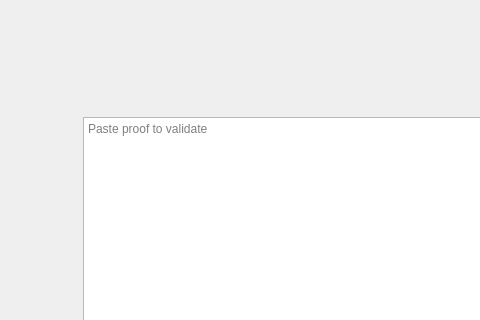
mwcproject/mwc-qt-wallet, file windows_desktop/v_validateownershipproofinput_w.ui: the form before one commit; both pictures show x 0 to 480 and y 0 to 320 of the 790 by 613 pixel window.
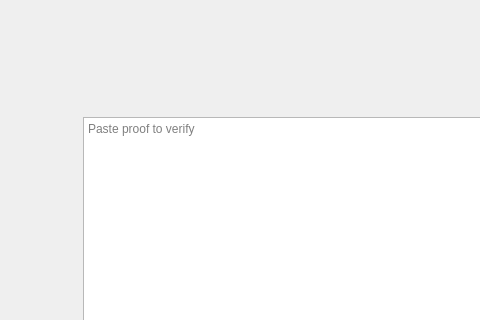
The form after the commit. Custom widgets are drawn as their Qt base class.

```diff
--- a/windows_desktop/v_validateownershipproofinput_w.ui
+++ b/windows_desktop/v_validateownershipproofinput_w.ui
@@ -167,7 +167,7 @@
          <bool>false</bool>
         </property>
         <property name="placeholderText">
-         <string>Paste proof to validate</string>
+         <string>Paste proof to verify</string>
         </property>
        </widget>
        <widget class="control::MwcPushButtonNormal" name="validate">
```
Left out of the diff: 18 changed lines with no effect on the pictures.
